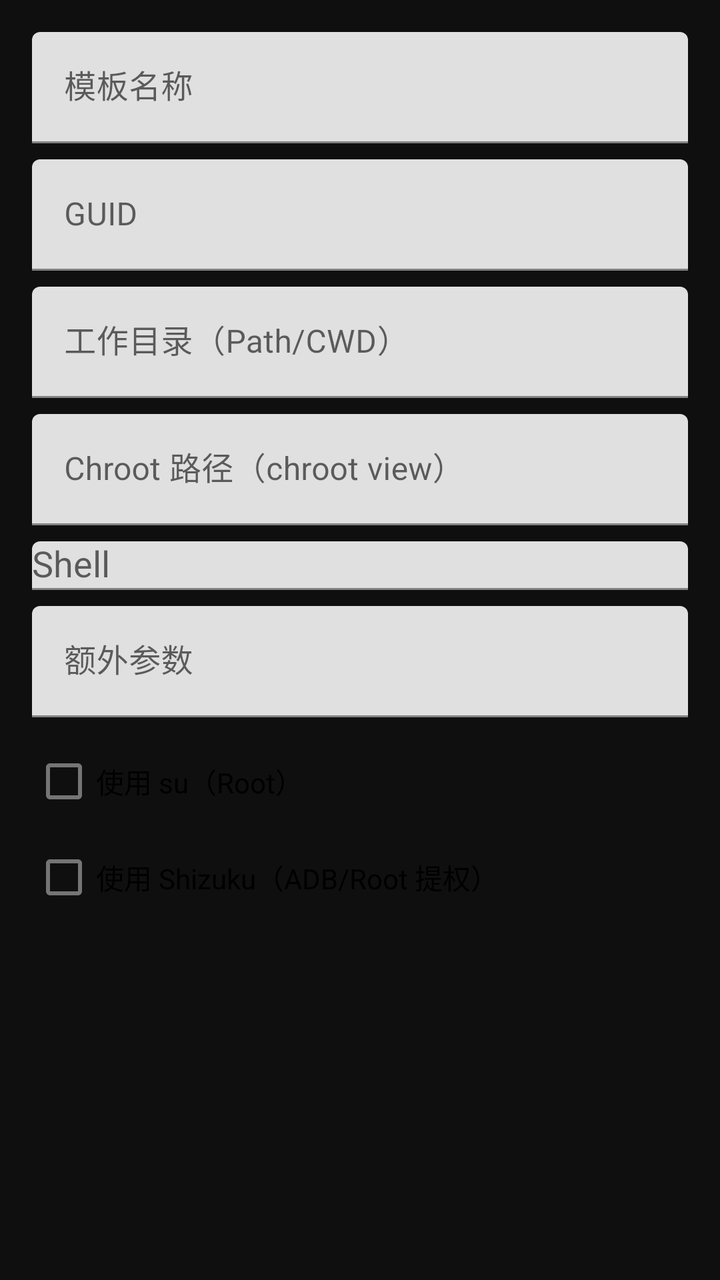
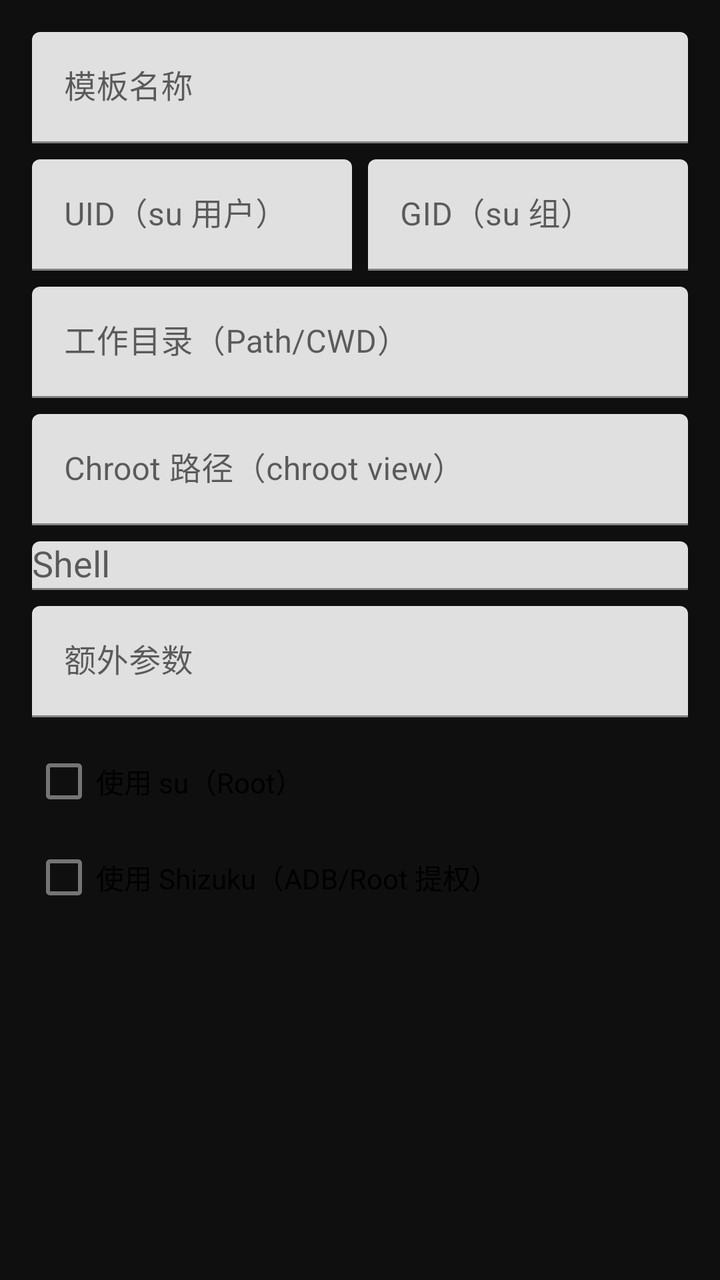

The first picture is an Android layout as it rendered before a commit; the second is the same layout after the commit. The layout source and the unified diff follow.
<!-- AndroidManifest.xml: application theme Theme.TerminusRoot -->
<!-- res/layout/dialog_template.xml -->
<?xml version="1.0" encoding="utf-8"?>
<ScrollView xmlns:android="http://schemas.android.com/apk/res/android"
    android:layout_width="match_parent"
    android:layout_height="wrap_content">

    <LinearLayout
        android:layout_width="match_parent"
        android:layout_height="wrap_content"
        android:orientation="vertical"
        android:padding="16dp">

        <com.google.android.material.textfield.TextInputLayout
            android:layout_width="match_parent"
            android:layout_height="wrap_content"
            android:layout_marginBottom="8dp"
            android:hint="@string/template_name">

            <com.google.android.material.textfield.TextInputEditText
                android:id="@+id/editTemplateName"
                android:layout_width="match_parent"
                android:layout_height="wrap_content" />
        </com.google.android.material.textfield.TextInputLayout>

        <com.google.android.material.textfield.TextInputLayout
            android:layout_width="match_parent"
            android:layout_height="wrap_content"
            android:layout_marginBottom="8dp"
            android:hint="@string/guid">

            <com.google.android.material.textfield.TextInputEditText
                android:id="@+id/editGuid"
                android:layout_width="match_parent"
                android:layout_height="wrap_content" />
        </com.google.android.material.textfield.TextInputLayout>

        <com.google.android.material.textfield.TextInputLayout
            android:layout_width="match_parent"
            android:layout_height="wrap_content"
            android:layout_marginBottom="8dp"
            android:hint="@string/path_cwd">

            <com.google.android.material.textfield.TextInputEditText
                android:id="@+id/editPathCwd"
                android:layout_width="match_parent"
                android:layout_height="wrap_content" />
        </com.google.android.material.textfield.TextInputLayout>

        <com.google.android.material.textfield.TextInputLayout
            android:layout_width="match_parent"
            android:layout_height="wrap_content"
            android:layout_marginBottom="8dp"
            android:hint="@string/chroot_view">

            <com.google.android.material.textfield.TextInputEditText
                android:id="@+id/editChrootView"
                android:layout_width="match_parent"
                android:layout_height="wrap_content" />
        </com.google.android.material.textfield.TextInputLayout>

        <com.google.android.material.textfield.TextInputLayout
            android:layout_width="match_parent"
            android:layout_height="wrap_content"
            android:layout_marginBottom="8dp"
            android:hint="@string/shell">

            <AutoCompleteTextView
                android:id="@+id/editShell"
                android:layout_width="match_parent"
                android:layout_height="wrap_content"
                android:completionThreshold="1"
                android:inputType="textNoSuggestions" />
        </com.google.android.material.textfield.TextInputLayout>

        <com.google.android.material.textfield.TextInputLayout
            android:layout_width="match_parent"
            android:layout_height="wrap_content"
            android:layout_marginBottom="8dp"
            android:hint="@string/extra_args">

            <com.google.android.material.textfield.TextInputEditText
                android:id="@+id/editExtraArgs"
                android:layout_width="match_parent"
                android:layout_height="wrap_content" />
        </com.google.android.material.textfield.TextInputLayout>

        <CheckBox
            android:id="@+id/checkUseSu"
            android:layout_width="match_parent"
            android:layout_height="wrap_content"
            android:text="@string/use_su" />

        <CheckBox
            android:id="@+id/checkShizuku"
            android:layout_width="match_parent"
            android:layout_height="wrap_content"
            android:text="@string/use_shizuku" />
    </LinearLayout>
</ScrollView>
<!-- resources referenced by this layout -->
<resources>
  <string name="chroot_view">Chroot 路径（chroot view）</string>
  <string name="extra_args">额外参数</string>
  <string name="guid">GUID</string>
  <string name="path_cwd">工作目录（Path/CWD）</string>
  <string name="shell">Shell</string>
  <string name="template_name">模板名称</string>
  <string name="use_shizuku">使用 Shizuku（ADB/Root 提权）</string>
  <string name="use_su">使用 su（Root）</string>
  <style name="Theme.TerminusRoot" parent="Theme.MaterialComponents.DayNight.NoActionBar">
          <item name="colorPrimary">@color/terminal_bg</item>
          <item name="colorPrimaryVariant">@color/black</item>
          <item name="colorOnPrimary">@color/terminal_text</item>
          <item name="colorSecondary">@color/accent</item>
          <item name="colorOnSecondary">@color/white</item>
          <item name="android:windowBackground">@color/terminal_bg</item>
          <item name="android:textColor">@color/terminal_text</item>
      </style>
  <color name="terminal_bg">#FF0F0F0F</color>
  <color name="black">#FF000000</color>
  <color name="terminal_text">#FF33FF33</color>
  <color name="accent">#FF2196F3</color>
  <color name="white">#FFFFFFFF</color>
</resources>

<!-- the commit's change to res/layout/dialog_template.xml (unified diff, before → after) -->
@@ -21,17 +21,39 @@
                 android:layout_height="wrap_content" />
         </com.google.android.material.textfield.TextInputLayout>
 
-        <com.google.android.material.textfield.TextInputLayout
+        <LinearLayout
             android:layout_width="match_parent"
             android:layout_height="wrap_content"
-            android:layout_marginBottom="8dp"
-            android:hint="@string/guid">
+            android:orientation="horizontal"
+            android:layout_marginBottom="8dp">
 
-            <com.google.android.material.textfield.TextInputEditText
-                android:id="@+id/editGuid"
-                android:layout_width="match_parent"
-                android:layout_height="wrap_content" />
-        </com.google.android.material.textfield.TextInputLayout>
+            <com.google.android.material.textfield.TextInputLayout
+                android:layout_width="0dp"
+                android:layout_height="wrap_content"
+                android:layout_weight="1"
+                android:layout_marginEnd="8dp"
+                android:hint="@string/uid">
+
+                <com.google.android.material.textfield.TextInputEditText
+                    android:id="@+id/editUid"
+                    android:layout_width="match_parent"
+                    android:layout_height="wrap_content"
+                    android:inputType="numberSigned" />
+            </com.google.android.material.textfield.TextInputLayout>
+
+            <com.google.android.material.textfield.TextInputLayout
+                android:layout_width="0dp"
+                android:layout_height="wrap_content"
+                android:layout_weight="1"
+                android:hint="@string/gid">
+
+                <com.google.android.material.textfield.TextInputEditText
+                    android:id="@+id/editGid"
+                    android:layout_width="match_parent"
+                    android:layout_height="wrap_content"
+                    android:inputType="numberSigned" />
+            </com.google.android.material.textfield.TextInputLayout>
+        </LinearLayout>
 
         <com.google.android.material.textfield.TextInputLayout
             android:layout_width="match_parent"
<!-- resource entries referenced after the edit -->
@@ -2,10 +2,11 @@
 <resources>
   <string name="chroot_view">Chroot 路径（chroot view）</string>
   <string name="extra_args">额外参数</string>
-  <string name="guid">GUID</string>
+  <string name="gid">GID（su 组）</string>
   <string name="path_cwd">工作目录（Path/CWD）</string>
   <string name="shell">Shell</string>
   <string name="template_name">模板名称</string>
+  <string name="uid">UID（su 用户）</string>
   <string name="use_shizuku">使用 Shizuku（ADB/Root 提权）</string>
   <string name="use_su">使用 su（Root）</string>
   <style name="Theme.TerminusRoot" parent="Theme.MaterialComponents.DayNight.NoActionBar">
